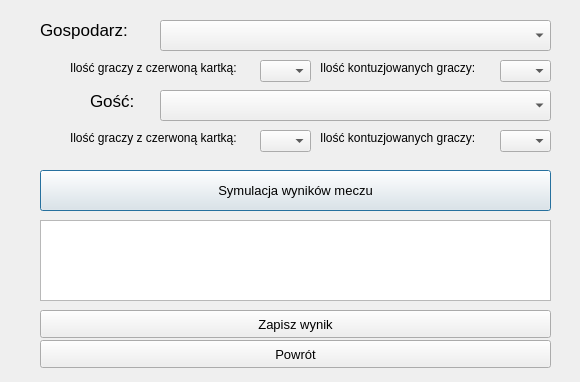
Above: MatchWindow.ui from TheGM99/MatchGUI before the change. Below: the same form after it.
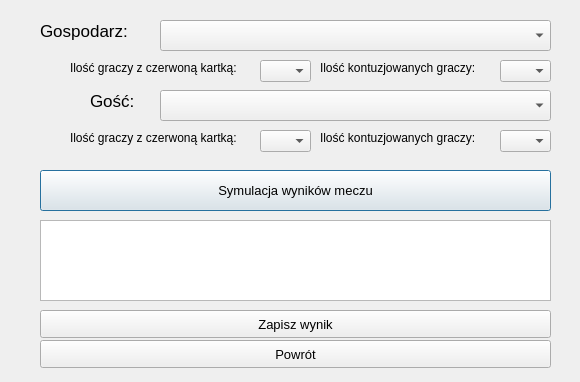
That is the form after the change.

```diff
--- a/MatchWindow.ui
+++ b/MatchWindow.ui
@@ -37,9 +37,9 @@
    <property name="geometry">
     <rect>
      <x>40</x>
-     <y>20</y>
+     <y>10</y>
      <width>111</width>
-     <height>20</height>
+     <height>41</height>
     </rect>
    </property>
    <property name="font">
```
Left out of the diff: 2 changed lines with no effect on the pictures.
